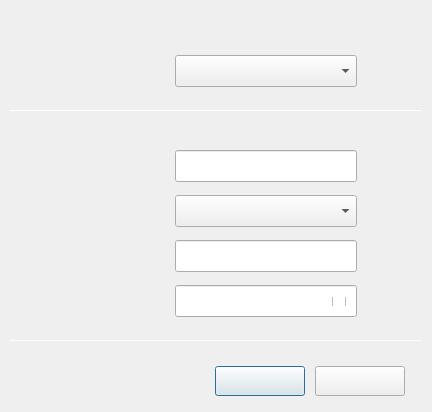
Qt form wireless-security/dlgconnhidwifileap.ui (ukui/kylin-nm) before a commit.
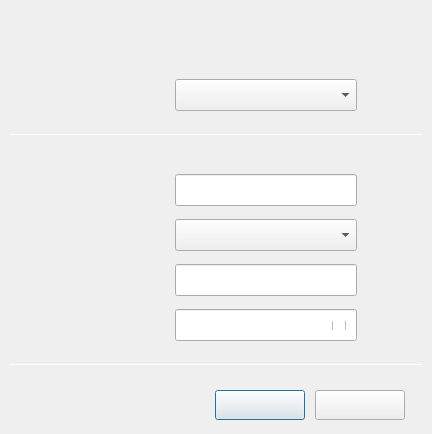
The same form after that commit.

```diff
--- a/wireless-security/dlgconnhidwifileap.ui
+++ b/wireless-security/dlgconnhidwifileap.ui
@@ -7,7 +7,7 @@
     <x>0</x>
     <y>0</y>
     <width>432</width>
-    <height>412</height>
+    <height>434</height>
    </rect>
   </property>
   <property name="windowTitle">
@@ -17,7 +17,7 @@
    <property name="geometry">
     <rect>
      <x>175</x>
-     <y>240</y>
+     <y>264</y>
      <width>182</width>
      <height>32</height>
     </rect>
@@ -32,7 +32,7 @@
    <property name="geometry">
     <rect>
      <x>175</x>
-     <y>195</y>
+     <y>219</y>
      <width>182</width>
      <height>32</height>
     </rect>
@@ -50,7 +50,7 @@
    <property name="geometry">
     <rect>
      <x>215</x>
-     <y>366</y>
+     <y>390</y>
      <width>90</width>
      <height>30</height>
     </rect>
@@ -68,7 +68,7 @@
    <property name="geometry">
     <rect>
      <x>76</x>
-     <y>60</y>
+     <y>84</y>
      <width>90</width>
      <height>20</height>
     </rect>
@@ -89,7 +89,7 @@
    <property name="geometry">
     <rect>
      <x>175</x>
-     <y>55</y>
+     <y>79</y>
      <width>182</width>
      <height>32</height>
     </rect>
@@ -107,7 +107,7 @@
    <property name="geometry">
     <rect>
      <x>76</x>
-     <y>246</y>
+     <y>270</y>
      <width>90</width>
      <height>20</height>
     </rect>
@@ -125,7 +125,7 @@
    <property name="geometry">
     <rect>
      <x>332</x>
-     <y>297</y>
+     <y>321</y>
      <width>18</width>
      <height>9</height>
     </rect>
@@ -143,7 +143,7 @@
    <property name="geometry">
     <rect>
      <x>76</x>
-     <y>291</y>
+     <y>315</y>
      <width>90</width>
      <height>20</height>
     </rect>
@@ -161,7 +161,7 @@
    <property name="geometry">
     <rect>
      <x>76</x>
-     <y>156</y>
+     <y>180</y>
      <width>90</width>
      <height>20</height>
     </rect>
@@ -179,7 +179,7 @@
    <property name="geometry">
     <rect>
      <x>76</x>
-     <y>201</y>
+     <y>225</y>
      <width>90</width>
      <height>20</height>
     </rect>
@@ -197,7 +197,7 @@
    <property name="geometry">
     <rect>
      <x>315</x>
-     <y>366</y>
+     <y>390</y>
      <width>90</width>
      <height>30</height>
     </rect>
@@ -215,7 +215,7 @@
    <property name="geometry">
     <rect>
      <x>175</x>
-     <y>285</y>
+     <y>309</y>
      <width>182</width>
      <height>32</height>
     </rect>
@@ -233,7 +233,7 @@
    <property name="geometry">
     <rect>
      <x>175</x>
-     <y>150</y>
+     <y>174</y>
      <width>182</width>
      <height>32</height>
     </rect>
@@ -250,7 +250,7 @@
      <x>0</x>
      <y>0</y>
      <width>432</width>
-     <height>412</height>
+     <height>434</height>
     </rect>
    </property>
    <property name="text">
@@ -261,7 +261,7 @@
    <property name="geometry">
     <rect>
      <x>30</x>
-     <y>15</y>
+     <y>32</y>
      <width>140</width>
      <height>22</height>
     </rect>
@@ -274,7 +274,7 @@
    <property name="geometry">
     <rect>
      <x>10</x>
-     <y>110</y>
+     <y>134</y>
      <width>412</width>
      <height>1</height>
     </rect>
@@ -287,7 +287,7 @@
    <property name="geometry">
     <rect>
      <x>10</x>
-     <y>340</y>
+     <y>364</y>
      <width>412</width>
      <height>1</height>
     </rect>
```
